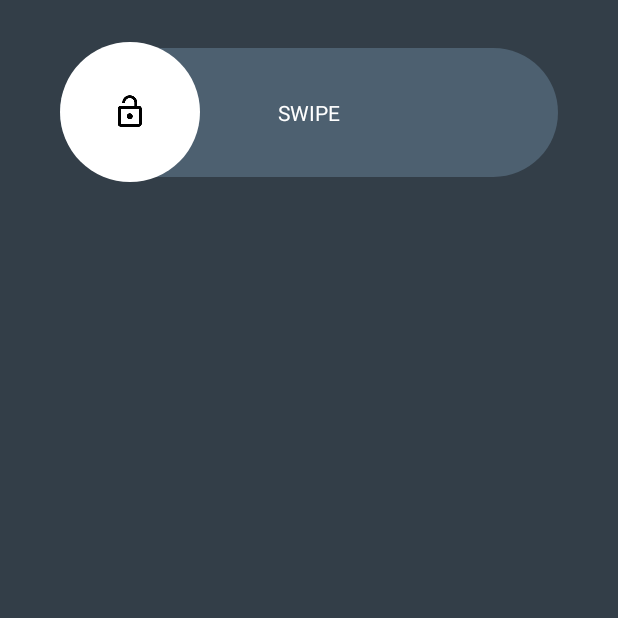
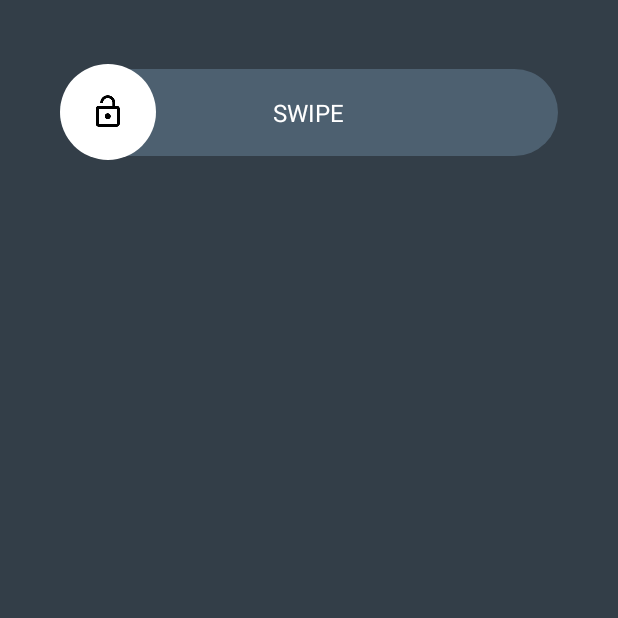
Before and after one commit to ebanx/swipe-button, an Android app: the screen it shows after launch (MainActivity), on a phone screen of 412 x 824 dp, the top half of it. Run offline under Robolectric (Android 15) with nearby library versions, the phone set to English and light mode, and no system bars.

Commit message:
Created padding in text and button

```diff
--- a/app/build.gradle
+++ b/app/build.gradle
@@ -33,4 +33,5 @@ dependencies {
     compile 'com.android.support:design:25.3.1'
     testCompile 'junit:junit:4.12'
     compile project(':swipe-button')
+//    compile 'com.ebanx:swipe-button:0.1.0'
 }
--- a/app/src/main/res/layout/content_main.xml
+++ b/app/src/main/res/layout/content_main.xml
@@ -17,9 +17,15 @@
         android:layout_marginEnd="20dp"
         app:inner_text="SWIPE"
         app:inner_text_color="@android:color/white"
-        app:inner_text_size="14sp"
+        app:inner_text_size="16sp"
+        app:inner_text_top_padding="18dp"
+        app:inner_text_bottom_padding="18dp"
         app:button_image_disabled="@drawable/ic_lock_open_black_24dp"
         app:button_image_enabled="@drawable/ic_lock_outline_black_24dp"
+        app:button_left_padding="20dp"
+        app:button_right_padding="20dp"
+        app:button_top_padding="20dp"
+        app:button_bottom_padding="20dp"
         />
 
 </LinearLayout>
--- a/swipe-button/src/main/java/com/ebanx/swipebtn/SwipeButton.java
+++ b/swipe-button/src/main/java/com/ebanx/swipebtn/SwipeButton.java
@@ -77,7 +77,6 @@ public class SwipeButton extends RelativeLayout {
         final TextView centerText = new TextView(context);
         this.centerText = centerText;
         centerText.setGravity(Gravity.CENTER);
-        centerText.setPadding(0, 50, 0, 50);
 
         LayoutParams layoutParams = new LayoutParams(
                 ViewGroup.LayoutParams.WRAP_CONTENT,
@@ -91,8 +90,6 @@ public class SwipeButton extends RelativeLayout {
         final ImageView swipeButton = new ImageView(context);
 
         swipeButton.setBackground(ContextCompat.getDrawable(context, R.drawable.shape_button));
-        swipeButton.setPadding(52, 52, 52, 52);
-        swipeButton.setClickable(false);
 
         this.slidingButton = swipeButton;
 
@@ -124,8 +121,36 @@ public class SwipeButton extends RelativeLayout {
 
             disabledDrawable = typedArray.getDrawable(R.styleable.SwipeButton_button_image_disabled);
             enabledDrawable = typedArray.getDrawable(R.styleable.SwipeButton_button_image_enabled);
+            float innerTextLeftPadding = typedArray.getDimension(
+                    R.styleable.SwipeButton_inner_text_left_padding, 0);
+            float innerTextTopPadding = typedArray.getDimension(
+                    R.styleable.SwipeButton_inner_text_top_padding, 0);
+            float innerTextRightPadding = typedArray.getDimension(
+                    R.styleable.SwipeButton_inner_text_right_padding, 0);
+            float innerTextBottomPadding = typedArray.getDimension(
+                    R.styleable.SwipeButton_inner_text_bottom_padding, 0);
+
+            centerText.setPadding((int) innerTextLeftPadding,
+                    (int)innerTextTopPadding,
+                    (int) innerTextRightPadding,
+                    (int) innerTextBottomPadding);
+
 
             swipeButton.setImageDrawable(disabledDrawable);
+
+            float buttonLeftPadding = typedArray.getDimension(
+                    R.styleable.SwipeButton_button_left_padding, 0);
+            float buttonTopPadding = typedArray.getDimension(
+                    R.styleable.SwipeButton_button_top_padding, 0);
+            float buttonRightPadding = typedArray.getDimension(
+                    R.styleable.SwipeButton_button_right_padding, 0);
+            float buttonBottomPadding = typedArray.getDimension(
+                    R.styleable.SwipeButton_button_bottom_padding, 0);
+
+            swipeButton.setPadding((int) buttonLeftPadding,
+                    (int) buttonTopPadding,
+                    (int) buttonRightPadding,
+                    (int) buttonBottomPadding);
 
             typedArray.recycle();
         }
@@ -138,6 +163,8 @@ public class SwipeButton extends RelativeLayout {
             @Override
             public boolean onTouch(View v, MotionEvent event) {
             switch (event.getAction()) {
+                case MotionEvent.ACTION_DOWN:
+                    return true;
                 case MotionEvent.ACTION_MOVE:
                     if (initialX == 0) {
                         initialX = slidingButton.getX();
--- a/swipe-button/src/main/res/values/attrs.xml
+++ b/swipe-button/src/main/res/values/attrs.xml
@@ -4,7 +4,16 @@
         <attr name="inner_text" format="string"/>
         <attr name="inner_text_color" format="color"/>
         <attr name="inner_text_size" format="dimension"/>
+        <attr name="inner_text_left_padding" format="dimension"/>
+        <attr name="inner_text_right_padding" format="dimension"/>
+        <attr name="inner_text_top_padding" format="dimension"/>
+        <attr name="inner_text_bottom_padding" format="dimension"/>
         <attr name="button_image_disabled" format="reference"/>
         <attr name="button_image_enabled" format="reference"/>
+        <attr name="button_left_padding" format="dimension"/>
+        <attr name="button_right_padding" format="dimension"/>
+        <attr name="button_top_padding" format="dimension"/>
+        <attr name="button_bottom_padding" format="dimension"/>
+
     </declare-styleable>
 </resources>
```
